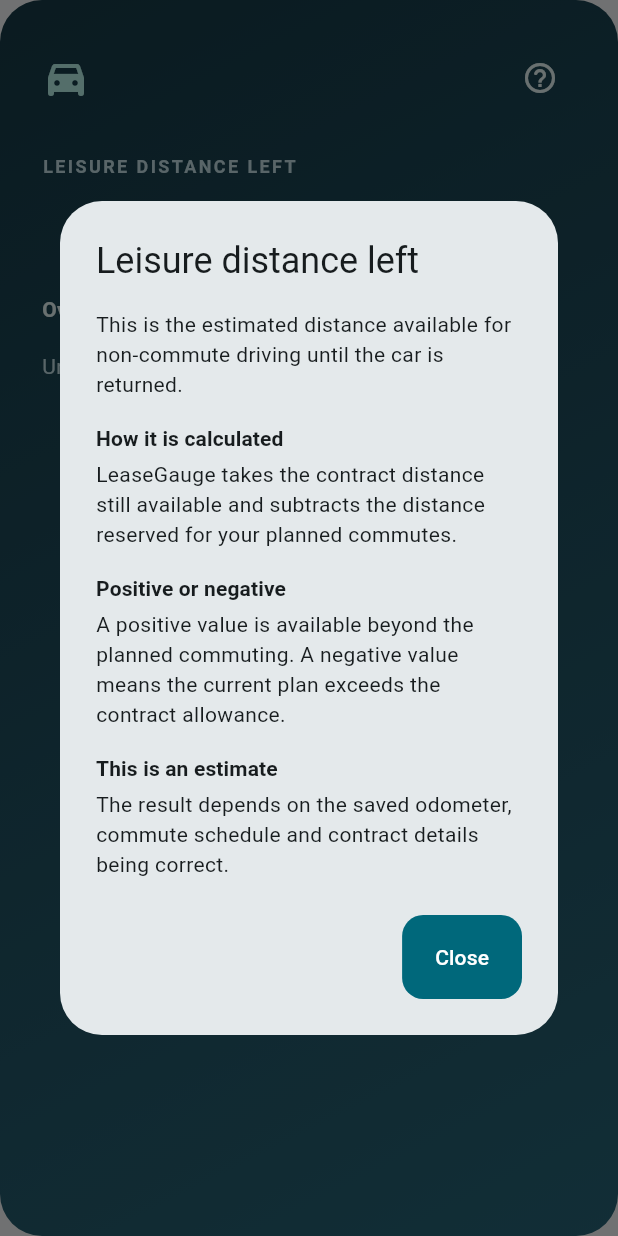
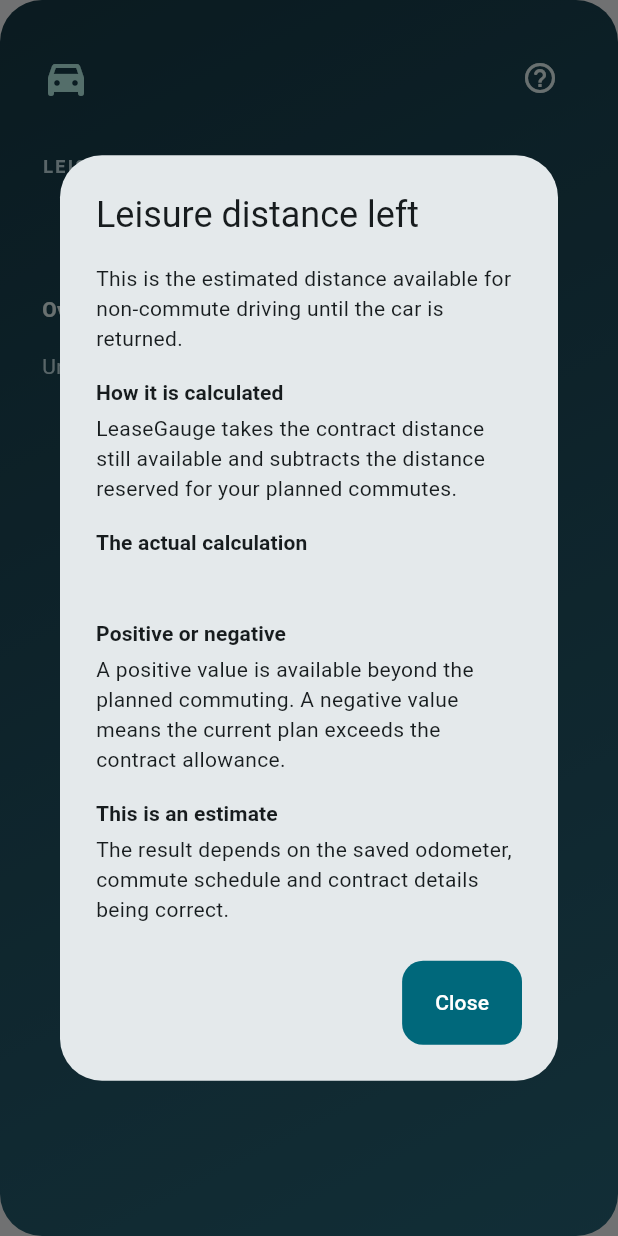
Before and after one commit to JpStRanGer/LeaseGauge, a Flutter app: the _BalanceHero widget shown alone on an empty page, opened directly with empty values, after a tap on the "help outline" icon, on a phone screen of 412 x 824 dp. Run offline on Flutter 3.47's test engine with Material 3 defaults, Android fonts, the phone set to English and light mode, and no system bars; our stand-ins replace flutter_map, flutter_secure_storage, latlong2, qr_flutter, shared_preferences; accounts and stored records are empty.

Commit message:
Show calculations in dashboard help

```diff
--- a/lib/screens/lease_home_screen.dart
+++ b/lib/screens/lease_home_screen.dart
@@ -741,6 +741,13 @@ class _LeaseHomeScreenState extends State<LeaseHomeScreen> {
             from: today,
             returnDate: plan!.returnDate,
           );
+    final remainingCalendarDays = plan == null
+        ? 0
+        : DateTime.utc(
+            plan.returnDate.year,
+            plan.returnDate.month,
+            plan.returnDate.day,
+          ).difference(DateTime.utc(today.year, today.month, today.day)).inDays;
     final trackingSession =
         plan == null || (_volvoConnected && _selectedVolvoVehicleId == null)
         ? null
@@ -1351,6 +1358,9 @@ class _LeaseHomeScreenState extends State<LeaseHomeScreen> {
                       _DailySuggestionCard(
                         value: _formatKm(budgets!.todayKm, signed: true),
                         sourceOdometer: _formatKm(plan.currentOdometerKm),
+                        calculation: remainingCalendarDays <= 0
+                            ? 'The return date has been reached, so there are no remaining days to divide the balance across.'
+                            : '${_formatKm(calculation!.leisureDistanceKm)} ÷ $remainingCalendarDays remaining days ≈ ${_formatKm(budgets.todayKm)} per day',
                         resetAt: _periodResetAt(periodNow, BudgetPeriod.day),
                       ),
                       const SizedBox(height: 14),
@@ -1363,6 +1373,8 @@ class _LeaseHomeScreenState extends State<LeaseHomeScreen> {
                       const SizedBox(height: 14),
                       _BalanceHero(
                         balance: _formatKm(budgets.totalKm, signed: true),
+                        calculation:
+                            '${_formatKm(calculation!.remainingContractKm)} remaining contract − ${_formatKm(calculation.commuteReserveKm)} reserved commuting = ${_formatKm(calculation.leisureDistanceKm, signed: true)}',
                         onTrack: budgets.totalKm >= 0,
                         returnDate: MaterialLocalizations.of(context)
                             .formatShortDate(plan.returnDate),
@@ -1399,6 +1411,9 @@ class _LeaseHomeScreenState extends State<LeaseHomeScreen> {
                                   budgets.currentMonthKm,
                                   signed: true,
                                 ),
+                                calculation: budgets.todayKm == 0
+                                    ? '0 km per day × the days left in this month = 0 km'
+                                    : '${_formatKm(budgets.todayKm)} per day × ${(budgets.currentMonthKm / budgets.todayKm).abs().round()} days ≈ ${_formatKm(budgets.currentMonthKm)}',
                                 resetAt: _periodResetAt(
                                   periodNow,
                                   BudgetPeriod.month,
@@ -1412,6 +1427,9 @@ class _LeaseHomeScreenState extends State<LeaseHomeScreen> {
                                   budgets.currentWeekKm,
                                   signed: true,
                                 ),
+                                calculation: budgets.todayKm == 0
+                                    ? '0 km per day × the days left in this week = 0 km'
+                                    : '${_formatKm(budgets.todayKm)} per day × ${(budgets.currentWeekKm / budgets.todayKm).abs().round()} days ≈ ${_formatKm(budgets.currentWeekKm)}',
                                 resetAt: _periodResetAt(
                                   periodNow,
                                   BudgetPeriod.week,
@@ -1422,6 +1440,8 @@ class _LeaseHomeScreenState extends State<LeaseHomeScreen> {
                                 icon: Icons.today_rounded,
                                 label: 'Suggested today',
                                 value: _formatKm(budgets.todayKm, signed: true),
+                                calculation:
+                                    '${_formatKm(budgets.todayKm)} per day × 1 day = ${_formatKm(budgets.todayKm)}',
                                 resetAt: _periodResetAt(
                                   periodNow,
                                   BudgetPeriod.day,
@@ -1469,20 +1489,25 @@ class _LeaseHomeScreenState extends State<LeaseHomeScreen> {
                                   ?.copyWith(fontWeight: FontWeight.w700),
                             ),
                           ),
-                          const InfoHelpButton(
+                          InfoHelpButton(
                             key: Key('leaseSnapshotHelpButton'),
                             title: 'Lease snapshot',
                             introduction: 'This is a summary of the lease details and calculated distances LeaseGauge is currently using.',
                             items: [
-                              InfoHelpItem(
+                              const InfoHelpItem(
                                 heading: 'Contract figures',
                                 description: 'The allowance, starting odometer, commute plan and return date come from the plan you saved.',
                               ),
-                              InfoHelpItem(
+                              const InfoHelpItem(
                                 heading: 'Calculated figures',
                                 description: 'Already driven, remaining distance and the commute reserve are recalculated from your latest saved odometer reading.',
                               ),
                               InfoHelpItem(
+                                heading: 'The actual calculations',
+                                description:
+                                    'Already driven: ${_formatKm(plan.currentOdometerKm)} − ${_formatKm(plan.startOdometerKm)} = ${_formatKm(calculation.usedDistanceKm)}.\n\nRemaining contract: ${_formatKm(plan.allowedDistanceKm)} − ${_formatKm(calculation.usedDistanceKm)} = ${_formatKm(calculation.remainingContractKm)}.\n\nLeisure distance: ${_formatKm(calculation.remainingContractKm)} − ${_formatKm(calculation.commuteReserveKm)} = ${_formatKm(calculation.leisureDistanceKm, signed: true)}.',
+                              ),
+                              const InfoHelpItem(
                                 heading: 'If something looks wrong',
                                 description: 'Check the current odometer and choose Edit plan to review the contract details.',
                               ),
@@ -1503,7 +1528,7 @@ class _LeaseHomeScreenState extends State<LeaseHomeScreen> {
                               ),
                               _DetailRow(
                                 label: 'Already driven',
-                                value: _formatKm(calculation!.usedDistanceKm),
+                                value: _formatKm(calculation.usedDistanceKm),
                               ),
                               _DetailRow(
                                 label: 'Remaining in contract',
@@ -1663,6 +1688,10 @@ class _LocalTrackingCard extends StatelessWidget {
                       description: 'A reading near the start of a period and a newer reading let LeaseGauge calculate how far you actually drove.',
                     ),
                     InfoHelpItem(
+                      heading: 'The calculation',
+                      description: 'Recorded driving = newest odometer reading − first odometer reading. Example: 2,070 km − 2,050 km = 20 km recorded driving.',
+                    ),
+                    InfoHelpItem(
                       heading: 'Kept separate',
                       description: 'Different cars and substantial plan revisions use separate histories so their measurements are not mixed.',
                     ),
@@ -1734,6 +1763,10 @@ class _PeriodComparisonCard extends StatelessWidget {
   @override
   Widget build(BuildContext context) {
     final theme = Theme.of(context);
+    final todayBudget = budgets?[BudgetPeriod.day];
+    final todayCalculation = todayBudget == null
+        ? 'A calculation appears after the first local reading.'
+        : '${formatKm(todayBudget.allowanceKm)} full allowance − ${formatKm(todayBudget.drivenKm ?? 0)} recorded driving = ${formatKm(todayBudget.remainingKm ?? todayBudget.allowanceKm, signed: true)} remaining from recorded driving.';
     return Card(
       key: const Key('periodComparisonCard'),
       margin: EdgeInsets.zero,
@@ -1752,24 +1785,28 @@ class _PeriodComparisonCard extends StatelessWidget {
                     ),
                   ),
                 ),
-                const InfoHelpButton(
+                InfoHelpButton(
                   key: Key('periodComparisonHelpButton'),
                   title: 'Calendar period comparison',
                   introduction: 'This compares an allowance for the current day, week and month with the distance actually measured in that period.',
                   items: [
-                    InfoHelpItem(
+                    const InfoHelpItem(
                       heading: 'What is included',
                       description: 'These period figures cover all driving, including commuting. They are not the same as the leisure-only suggestions.',
                     ),
-                    InfoHelpItem(
+                    const InfoHelpItem(
                       heading: 'The allowance is fixed',
                       description: 'The full-period allowance is the planned amount for the day, week or month. It does not count down when you add a reading. The measured driven distance and an exact remaining balance, when available, are shown separately.',
                     ),
-                    InfoHelpItem(
+                    const InfoHelpItem(
                       heading: 'How measurement works',
                       description: 'The first local reading starts the measurement with zero recorded driving and the full allowance available. Later readings subtract only the distance actually recorded after that starting point. LeaseGauge does not guess or subtract driving from before the first reading.',
                     ),
                     InfoHelpItem(
+                      heading: 'Today’s actual calculation',
+                      description: todayCalculation,
+                    ),
+                    const InfoHelpItem(
                       heading: 'Reading the result',
                       description: 'A positive remaining value means the measured driving is below the assigned allowance. A negative value means it is above it.',
                     ),
@@ -1851,11 +1888,13 @@ class _DailySuggestionCard extends StatelessWidget {
   const _DailySuggestionCard({
     required this.value,
     required this.sourceOdometer,
+    required this.calculation,
     required this.resetAt,
   });
 
   final String value;
   final String sourceOdometer;
+  final String calculation;
   final DateTime resetAt;
 
   @override
@@ -1881,20 +1920,24 @@ class _DailySuggestionCard extends StatelessWidget {
                     ),
                   ),
                 ),
-                const InfoHelpButton(
+                InfoHelpButton(
                   key: Key('dailySuggestionHelpButton'),
                   title: 'Suggested today',
                   introduction: 'This is a planning suggestion for leisure driving today, not a measurement of what you have driven today.',
                   items: [
-                    InfoHelpItem(
+                    const InfoHelpItem(
                       heading: 'How it is calculated',
                       description: 'LeaseGauge first reserves distance for the commutes in your plan. It then spreads the remaining leisure distance evenly across the calendar days left in the lease.',
                     ),
                     InfoHelpItem(
+                      heading: 'The actual calculation',
+                      description: calculation,
+                    ),
+                    const InfoHelpItem(
                       heading: 'How to read it',
                       description: 'A positive number is the suggested room available today. A negative number means the plan is already over its calculated leisure allowance.',
                     ),
-                    InfoHelpItem(
+                    const InfoHelpItem(
                       heading: 'It changes over time',
                       description: 'The suggestion is recalculated whenever the saved odometer or plan changes.',
                     ),
@@ -1948,11 +1991,13 @@ class _DailySuggestionCard extends StatelessWidget {
 class _BalanceHero extends StatelessWidget {
   const _BalanceHero({
     required this.balance,
+    required this.calculation,
     required this.onTrack,
     required this.returnDate,
   });
 
   final String balance;
+  final String calculation;
   final bool onTrack;
   final String returnDate;
 
@@ -1980,21 +2025,25 @@ class _BalanceHero extends StatelessWidget {
                   size: 32,
                 ),
                 const Spacer(),
-                const InfoHelpButton(
+                InfoHelpButton(
                   key: Key('balanceHelpButton'),
                   title: 'Leisure distance left',
                   introduction: 'This is the estimated distance available for non-commute driving until the car is returned.',
                   iconColor: Color(0xFFE5F5F4),
                   items: [
-                    InfoHelpItem(
+                    const InfoHelpItem(
                       heading: 'How it is calculated',
                       description: 'LeaseGauge takes the contract distance still available and subtracts the distance reserved for your planned commutes.',
                     ),
                     InfoHelpItem(
+                      heading: 'The actual calculation',
+                      description: calculation,
+                    ),
+                    const InfoHelpItem(
                       heading: 'Positive or negative',
                       description: 'A positive value is available beyond the planned commuting. A negative value means the current plan exceeds the contract allowance.',
                     ),
-                    InfoHelpItem(
+                    const InfoHelpItem(
                       heading: 'This is an estimate',
                       description: 'The result depends on the saved odometer, commute schedule and contract details being correct.',
                     ),
@@ -2054,6 +2103,7 @@ class _BudgetTile extends StatelessWidget {
     required this.icon,
     required this.label,
     required this.value,
+    required this.calculation,
     required this.resetAt,
   });
 
@@ -2061,6 +2111,7 @@ class _BudgetTile extends StatelessWidget {
   final IconData icon;
   final String label;
   final String value;
+  final String calculation;
   final DateTime resetAt;
 
   @override
@@ -2082,16 +2133,20 @@ class _BudgetTile extends StatelessWidget {
                     key: ValueKey('rollingBudgetHelpButton-$label'),
                     title: label,
                     introduction: 'This is a rolling leisure-driving suggestion for the named period. It is not a measurement of driving during that period.',
-                    items: const [
-                      InfoHelpItem(
+                    items: [
+                      const InfoHelpItem(
                         heading: 'How it is calculated',
                         description: 'LeaseGauge reserves planned commuting, divides the remaining leisure distance across the calendar days left in the lease, and adds the relevant days in this period.',
                       ),
                       InfoHelpItem(
+                        heading: 'The actual calculation',
+                        description: calculation,
+                      ),
+                      const InfoHelpItem(
                         heading: 'How to read it',
                         description: 'A positive number suggests room for leisure driving. A negative number means the calculated leisure plan is over its allowance.',
                       ),
-                      InfoHelpItem(
+                      const InfoHelpItem(
                         heading: 'Why it moves',
                         description: 'The value is recalculated from the newest saved odometer and is not preserved as a historical period balance.',
                       ),
```
Also changed, not shown: 1 other file.
